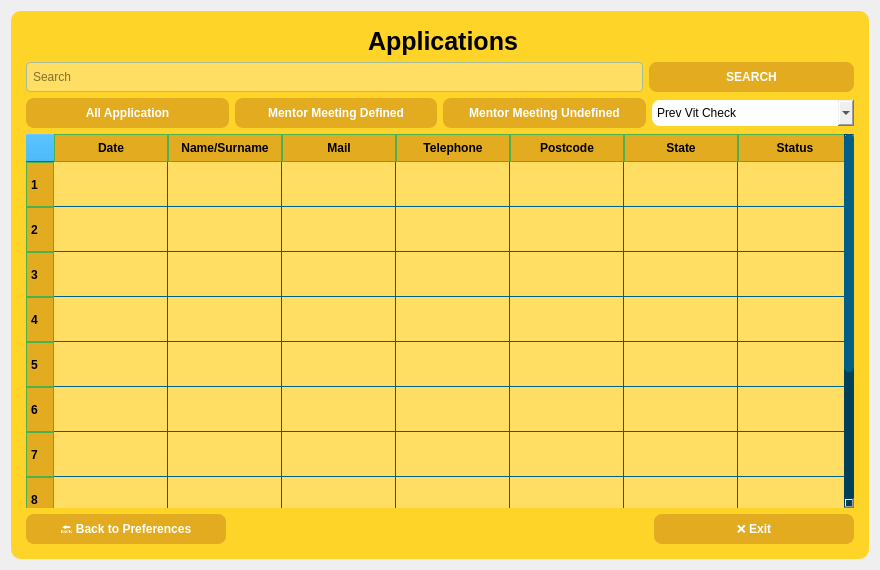
Before: the Qt Designer form ui/applications.ui in KursaDSc/Python-Module-Week7, drawn with Qt 5.
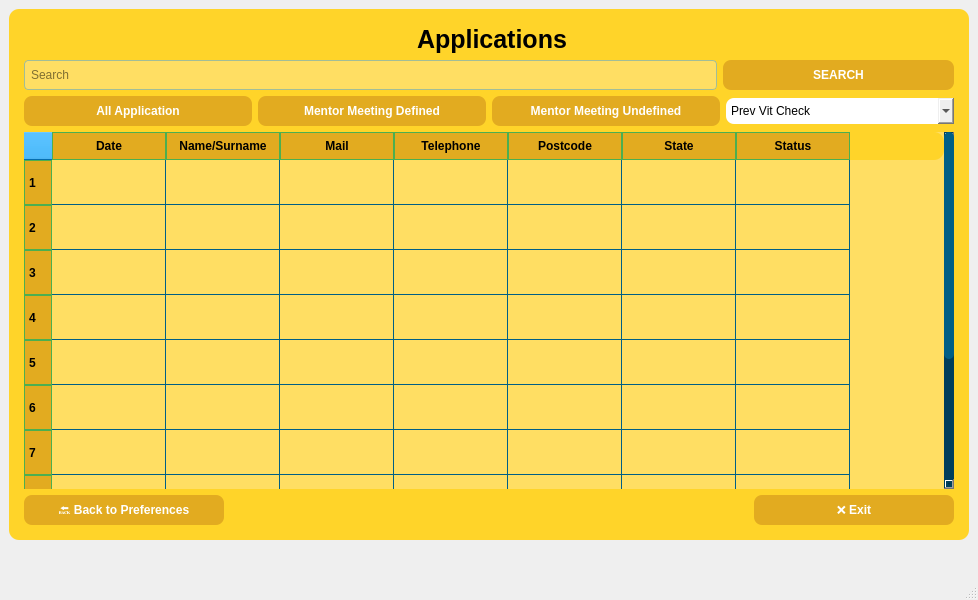
After: the same form once the commit is applied. Icons and pictures are not drawn.

Commit message: apllication menu

Patch:
```diff
--- a/ui/applications.ui
+++ b/ui/applications.ui
@@ -1,32 +1,39 @@
 <?xml version="1.0" encoding="UTF-8"?>
 <ui version="4.0">
- <class>Form</class>
- <widget class="QWidget" name="Form">
+ <class>MainWindow</class>
+ <widget class="QMainWindow" name="MainWindow">
   <property name="geometry">
    <rect>
     <x>0</x>
     <y>0</y>
-    <width>880</width>
-    <height>570</height>
+    <width>978</width>
+    <height>600</height>
    </rect>
   </property>
-  <property name="minimumSize">
-   <size>
-    <width>880</width>
-    <height>570</height>
-   </size>
-  </property>
-  <property name="maximumSize">
-   <size>
-    <width>881</width>
-    <height>700</height>
-   </size>
+  <property name="sizePolicy">
+   <sizepolicy hsizetype="Preferred" vsizetype="Preferred">
+    <horstretch>0</horstretch>
+    <verstretch>0</verstretch>
+   </sizepolicy>
   </property>
   <property name="windowTitle">
    <string>Form</string>
   </property>
-  <layout class="QVBoxLayout" name="verticalLayout">
-   <item>
+  <widget class="QWidget" name="centralwidget">
+   <property name="sizePolicy">
+    <sizepolicy hsizetype="Expanding" vsizetype="Expanding">
+     <horstretch>0</horstretch>
+     <verstretch>0</verstretch>
+    </sizepolicy>
+   </property>
+   <property name="maximumSize">
+    <size>
+     <width>978</width>
+     <height>549</height>
+    </size>
+   </property>
+   <layout class="QGridLayout" name="gridLayout">
+    <item row="0" column="0">
     <widget class="QFrame" name="frame">
      <property name="minimumSize">
       <size>
@@ -227,6 +234,7 @@
           <property name="font">
            <font>
             <family>Segoe UI</family>
+             <weight>75</weight>
             <bold>true</bold>
            </font>
           </property>
@@ -251,6 +259,7 @@
           <property name="font">
            <font>
             <family>Segoe UI</family>
+             <weight>75</weight>
             <bold>true</bold>
            </font>
           </property>
@@ -271,6 +280,7 @@
           <property name="font">
            <font>
             <family>Segoe UI</family>
+             <weight>75</weight>
             <bold>true</bold>
            </font>
           </property>
@@ -291,6 +301,7 @@
           <property name="font">
            <font>
             <family>Segoe UI</family>
+             <weight>75</weight>
             <bold>true</bold>
            </font>
           </property>
@@ -458,15 +469,6 @@
              </color>
             </brush>
            </colorrole>
-           <colorrole role="PlaceholderText">
-            <brush brushstyle="SolidPattern">
-             <color alpha="128">
-              <red>0</red>
-              <green>0</green>
-              <blue>0</blue>
-             </color>
-            </brush>
-           </colorrole>
           </active>
           <inactive>
            <colorrole role="WindowText">
@@ -583,15 +585,6 @@
              </color>
             </brush>
            </colorrole>
-           <colorrole role="PlaceholderText">
-            <brush brushstyle="SolidPattern">
-             <color alpha="128">
-              <red>0</red>
-              <green>0</green>
-              <blue>0</blue>
-             </color>
-            </brush>
-           </colorrole>
           </inactive>
           <disabled>
            <colorrole role="WindowText">
@@ -708,15 +701,6 @@
              </color>
             </brush>
            </colorrole>
-           <colorrole role="PlaceholderText">
-            <brush brushstyle="SolidPattern">
-             <color alpha="128">
-              <red>0</red>
-              <green>0</green>
-              <blue>0</blue>
-             </color>
-            </brush>
-           </colorrole>
           </disabled>
          </palette>
         </property>
@@ -847,6 +831,7 @@
           <property name="font">
            <font>
             <family>Segoe UI</family>
+             <weight>75</weight>
             <bold>true</bold>
            </font>
           </property>
@@ -892,6 +877,7 @@
           <property name="font">
            <font>
             <family>Segoe UI</family>
+             <weight>75</weight>
             <bold>true</bold>
            </font>
           </property>
@@ -913,6 +899,18 @@
     </widget>
    </item>
   </layout>
+  </widget>
+  <widget class="QMenuBar" name="menubar">
+   <property name="geometry">
+    <rect>
+     <x>0</x>
+     <y>0</y>
+     <width>978</width>
+     <height>26</height>
+    </rect>
+   </property>
+  </widget>
+  <widget class="QStatusBar" name="statusbar"/>
  </widget>
  <resources/>
  <connections/>
```
Left out of the diff: 2 changed lines with no effect on the pictures. Lines whose indentation alone changed are shown as unchanged. The commit also changes 1 other file.
